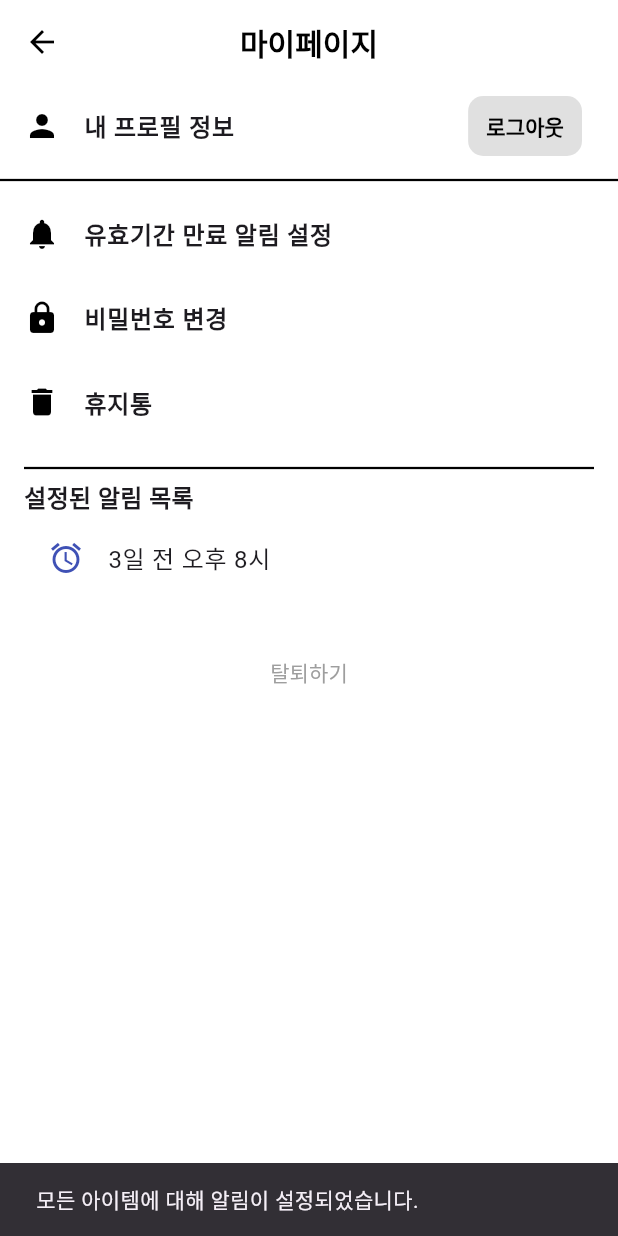
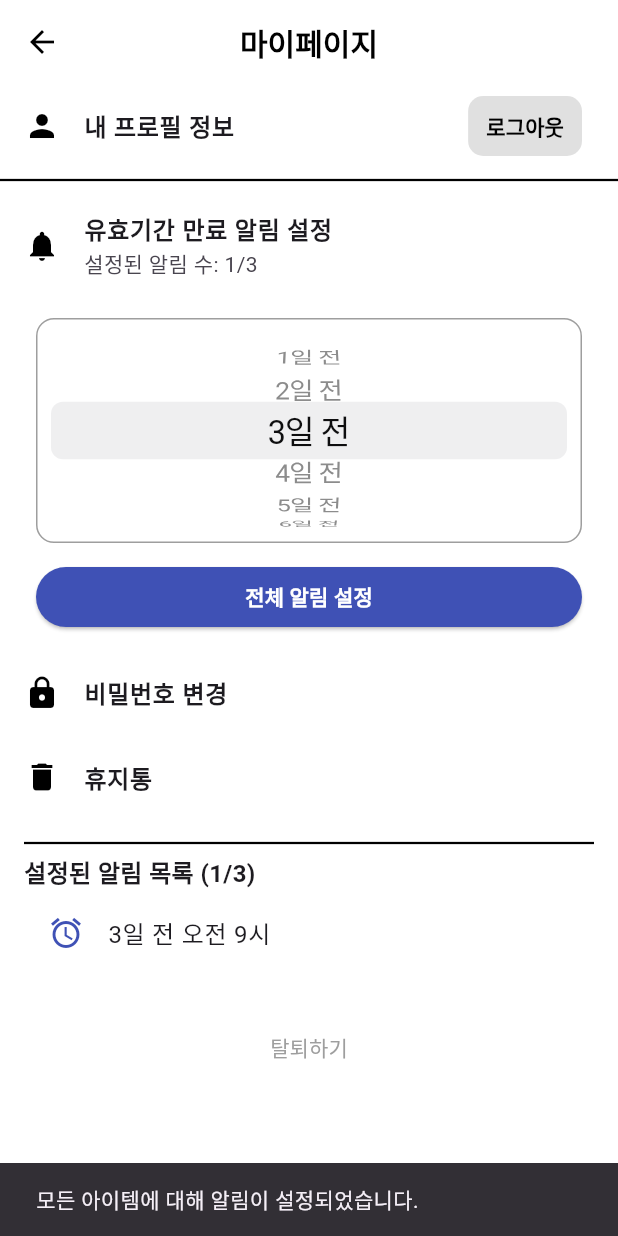
Before and after one commit to dlcodns/scrooge, a Flutter app: the MyPageScreen screen opened directly, after a tap on "유효기간 만료 알림 설정", after a tap on "전체 알림 설정", on a phone screen of 412 x 824 dp. Run offline on Flutter 3.47's test engine with Material 3 defaults, Android fonts, the phone set to English and light mode, and no system bars; our stand-ins replace flutter_local_notifications, fluttertoast, google_fonts, image_picker, permission_handler, timezone; missing offline and left inert: google_mlkit_text_recognition, image_gallery_saver_plus, photo_manager; Roboto replaces fonts that are missing (Jua).

Commit message:
fix : 알림 삭제 후 추가 생성시 오류 수정

```diff
--- a/lib/mypage.dart
+++ b/lib/mypage.dart
@@ -1,9 +1,7 @@
 import 'package:flutter/cupertino.dart';
 import 'package:flutter/material.dart';
 import 'package:google_fonts/google_fonts.dart';
-import 'package:flutter_local_notifications/flutter_local_notifications.dart';
-import 'package:timezone/data/latest.dart' as tz;
-import 'package:timezone/timezone.dart' as tz;
+import 'notification.dart';
 
 import 'profile.dart';
 import 'edit_password.dart';
@@ -16,69 +14,6 @@ class Item {
   Item({required this.name, required this.expiryDate});
 }
 
-final FlutterLocalNotificationsPlugin flutterLocalNotificationsPlugin =
-    FlutterLocalNotificationsPlugin();
-
-Future<void> initializeNotification() async {
-  tz.initializeTimeZones();
-  const AndroidInitializationSettings initializationSettingsAndroid =
-      AndroidInitializationSettings('@mipmap/ic_launcher');
-
-  const InitializationSettings initializationSettings = InitializationSettings(
-    android: initializationSettingsAndroid,
-  );
-
-  await flutterLocalNotificationsPlugin.initialize(initializationSettings);
-}
-
-Future<int> scheduleNotification(String content, DateTime expiryDate, int daysBefore, String period, int hour) async {
-  DateTime targetDate = expiryDate.subtract(Duration(days: daysBefore));
-  int notifyHour = (period == '오전') ? hour : hour + 12;
-
-  DateTime notificationDateTime = DateTime(
-    targetDate.year,
-    targetDate.month,
-    targetDate.day,
-    notifyHour,
-  );
-
-  int id = notificationDateTime.hashCode;
-
-  await flutterLocalNotificationsPlugin.zonedSchedule(
-    id,
-    '유효기간 알림',
-    content,
-    tz.TZDateTime.from(notificationDateTime, tz.local),
-    const NotificationDetails(
-      android: AndroidNotificationDetails('your_channel_id', 'your_channel_name'),
-    ),
-    androidScheduleMode: AndroidScheduleMode.exactAllowWhileIdle, // ✅ 추가된 필수 항목
-    matchDateTimeComponents: DateTimeComponents.dateAndTime,
-  );
-
-
-  return id;
-}
-
-Future<void> scheduleAllExpiryNotifications({
-  required List<Item> items,
-  required int selectedDay,
-  required String selectedPeriod,
-  required int selectedHour,
-  required Function(int) onNotificationScheduled,
-}) async {
-  for (var item in items) {
-    int id = await scheduleNotification(
-      '${item.name}의 유효기간이 임박했습니다!',
-      item.expiryDate,
-      selectedDay,
-      selectedPeriod,
-      selectedHour,
-    );
-    onNotificationScheduled(id);
-  }
-}
-
 class MyPageScreen extends StatefulWidget {
   @override
   _MyPageScreenState createState() => _MyPageScreenState();
@@ -87,12 +22,7 @@ class MyPageScreen extends StatefulWidget {
 class _MyPageScreenState extends State<MyPageScreen> {
   bool showNotificationSetting = false;
   int selectedDay = 3;
-  String selectedPeriod = '오후';
-  int selectedHour = 8;
-
   List<int> days = [1, 2, 3, 4, 5, 6, 7];
-  List<String> periods = ['오전', '오후'];
-  List<int> hours = [1, 2, 3, 4, 5, 6, 7, 8, 9, 10, 11];
   List<String> notificationSummaries = [];
   List<int> notificationIds = [];
 
@@ -100,29 +30,38 @@ class _MyPageScreenState extends State<MyPageScreen> {
     Item(name: '우유', expiryDate: DateTime.now().add(Duration(days: 5))),
     Item(name: '계란', expiryDate: DateTime.now().add(Duration(days: 2))),
     Item(name: '치즈', expiryDate: DateTime.now().add(Duration(days: 7))),
-    Item(name: '기프트콘', expiryDate: DateTime(2025, 5, 25)), // ✅ 기프트콘 추가
+    Item(name: '기프트콘', expiryDate: DateTime(2025, 5, 25)),
   ];
 
   @override
   void initState() {
     super.initState();
     initializeNotification();
+  }
 
-    // ✅ 기프트콘 알림 테스트: 2025년 5월 25일 만료 → 4일 전 오후 8시 알림
-    scheduleNotification(
-      "기프트콘의 유효기간이 곧 만료됩니다!",
-      DateTime(2025, 5, 25),
-      4,
-      '오후',
-      8,
+  Future<void> saveAll() async {
+    // 저장 생략 (초기화 버전)
+  }
+
+  Future<void> scheduleAllExpiryNotifications({
+    required List<Item> items,
+    required int selectedDay,
+    required Function(int) onNotificationScheduled,
+  }) async {
+    for (var item in items) {
+      int id = await scheduleNotification(
+        '${item.name}의 유효기간이 임박했습니다!',
+        item.expiryDate,
+        selectedDay,
       );
+      onNotificationScheduled(id);
+    }
   }
 
   @override
   Widget build(BuildContext context) {
     return Scaffold(
       backgroundColor: Colors.white,
-
       appBar: AppBar(
         backgroundColor: Colors.white,
         elevation: 0,
@@ -137,20 +76,16 @@ class _MyPageScreenState extends State<MyPageScreen> {
           ),
         ),
       ),
-
       body: SingleChildScrollView(
         child: Column(
           crossAxisAlignment: CrossAxisAlignment.start,
           children: [
             ListTile(
               leading: Icon(Icons.person, color: Colors.black),
-              title: Text("내 프로필 정보",
-                  style: TextStyle(fontWeight: FontWeight.bold)),
+              title: Text("내 프로필 정보", style: TextStyle(fontWeight: FontWeight.bold)),
               trailing: TextButton(
                 onPressed: () {},
-                child: Text("로그아웃",
-                    style: TextStyle(
-                        color: Colors.black, fontWeight: FontWeight.bold)),
+                child: Text("로그아웃", style: TextStyle(color: Colors.black, fontWeight: FontWeight.bold)),
                 style: TextButton.styleFrom(
                   backgroundColor: Colors.grey[300],
                   shape: RoundedRectangleBorder(
@@ -168,8 +103,8 @@ class _MyPageScreenState extends State<MyPageScreen> {
             Divider(thickness: 1.5, color: Colors.black),
             ListTile(
               leading: Icon(Icons.notifications, color: Colors.black),
-              title: Text("유효기간 만료 알림 설정",
-                  style: TextStyle(fontWeight: FontWeight.bold)),
+              title: Text("유효기간 만료 알림 설정", style: TextStyle(fontWeight: FontWeight.bold)),
+              subtitle: Text("설정된 알림 수: ${notificationSummaries.length}/3"),
               onTap: () {
                 setState(() {
                   showNotificationSetting = !showNotificationSetting;
@@ -187,10 +122,6 @@ class _MyPageScreenState extends State<MyPageScreen> {
                         border: Border.all(color: Colors.grey),
                         borderRadius: BorderRadius.circular(12),
                       ),
-                      child: Row(
-                        mainAxisAlignment: MainAxisAlignment.spaceAround,
-                        children: [
-                          Expanded(
                       child: CupertinoPicker(
                         scrollController: FixedExtentScrollController(
                           initialItem: days.indexOf(selectedDay),
@@ -210,67 +141,37 @@ class _MyPageScreenState extends State<MyPageScreen> {
                             .toList(),
                       ),
                     ),
-                          Expanded(
-                            child: CupertinoPicker(
-                              scrollController: FixedExtentScrollController(
-                                initialItem: periods.indexOf(selectedPeriod),
-                              ),
-                              itemExtent: 32,
-                              magnification: 1.2,
-                              useMagnifier: true,
-                              onSelectedItemChanged: (index) {
-                                setState(() {
-                                  selectedPeriod = periods[index];
-                                });
-                              },
-                              children: periods
-                                  .map((p) => Center(
-                                        child: Text(p, style: GoogleFonts.jua(fontSize: 18)),
-                                      ))
-                                  .toList(),
-                            ),
-                          ),
-                          Expanded(
-                            child: CupertinoPicker(
-                              scrollController: FixedExtentScrollController(
-                                initialItem: hours.indexOf(selectedHour),
-                              ),
-                              itemExtent: 32,
-                              magnification: 1.2,
-                              useMagnifier: true,
-                              onSelectedItemChanged: (index) {
-                                setState(() {
-                                  selectedHour = hours[index];
-                                });
-                              },
-                              children: hours
-                                  .map((h) => Center(
-                                        child: Text("$h시", style: GoogleFonts.jua(fontSize: 18)),
-                                      ))
-                                  .toList(),
-                            ),
-                          ),
-                        ],
-                      ),
-                    ),
                     SizedBox(height: 12),
                     ElevatedButton(
                       onPressed: () async {
-                        setState(() {
-                          showNotificationSetting = false;
-                          String summary = "$selectedDay일 전 $selectedPeriod $selectedHour시";
-                          notificationSummaries.add(summary);
-                        });
+                        String summary = "$selectedDay일 전 오전 9시";
+
+                        if (notificationSummaries.length >= 3) {
+                          ScaffoldMessenger.of(context).showSnackBar(
+                            SnackBar(content: Text("최대 3개의 알림만 설정할 수 있습니다.")),
+                          );
+                          return;
+                        }
+
+                        if (notificationSummaries.contains(summary)) {
+                          ScaffoldMessenger.of(context).showSnackBar(
+                            SnackBar(content: Text("이미 동일 날짜의 알림이 존재합니다.")),
+                          );
+                          return;
+                        }
 
                         await scheduleAllExpiryNotifications(
                           items: items,
                           selectedDay: selectedDay,
-                          selectedPeriod: selectedPeriod,
-                          selectedHour: selectedHour,
                           onNotificationScheduled: (id) {
                             notificationIds.add(id);
                           },
                         );
+
+                        setState(() {
+                          notificationSummaries.add(summary);
+                        });
+                        await saveAll();
 
                         ScaffoldMessenger.of(context).showSnackBar(
                           SnackBar(content: Text("모든 아이템에 대해 알림이 설정되었습니다.")),
@@ -312,7 +213,7 @@ class _MyPageScreenState extends State<MyPageScreen> {
                   crossAxisAlignment: CrossAxisAlignment.start,
                   children: [
                     Divider(thickness: 1.5, color: Colors.black),
-                    Text("설정된 알림 목록", style: TextStyle(fontWeight: FontWeight.bold, fontSize: 16)),
+                    Text("설정된 알림 목록 (${notificationSummaries.length}/3)", style: TextStyle(fontWeight: FontWeight.bold, fontSize: 16)),
                     ListView.builder(
                       shrinkWrap: true,
                       physics: NeverScrollableScrollPhysics(),
@@ -329,11 +230,12 @@ class _MyPageScreenState extends State<MyPageScreen> {
                             child: Icon(Icons.delete, color: Colors.white),
                           ),
                           onDismissed: (direction) async {
-                            await flutterLocalNotificationsPlugin.cancel(notificationIds[index]);
+                            await cancelNotification(notificationIds[index]);
                             setState(() {
                               notificationSummaries.removeAt(index);
                               notificationIds.removeAt(index);
                             });
+                            await saveAll();
                             ScaffoldMessenger.of(context).showSnackBar(
                               SnackBar(content: Text("알림이 삭제되었습니다.")),
                             );
--- a/lib/notification.dart
+++ b/lib/notification.dart
@@ -2,59 +2,76 @@ import 'package:flutter_local_notifications/flutter_local_notifications.dart';
 import 'package:timezone/data/latest.dart' as tz;
 import 'package:timezone/timezone.dart' as tz;
 
-class FlutterLocalNotification {
-  FlutterLocalNotification._();
+final FlutterLocalNotificationsPlugin flutterLocalNotificationsPlugin =
+    FlutterLocalNotificationsPlugin();
 
-  static final FlutterLocalNotificationsPlugin flutterLocalNotificationsPlugin =
-      FlutterLocalNotificationsPlugin();
+Future<void> initializeNotification() async {
+  tz.initializeTimeZones();
+  tz.setLocalLocation(tz.getLocation('Asia/Seoul'));
 
-  static Future<void> init() async {
-    tz.initializeTimeZones();
+  const AndroidInitializationSettings initializationSettingsAndroid =
+      AndroidInitializationSettings('@mipmap/ic_launcher');
 
-    const androidSettings = AndroidInitializationSettings('mipmap/ic_launcher');
+  const InitializationSettings initializationSettings = InitializationSettings(
+    android: initializationSettingsAndroid,
+  );
 
-    const iosSettings = DarwinInitializationSettings(
-      requestAlertPermission: true,
-      requestBadgePermission: true,
-      requestSoundPermission: true,
-    );
+  await flutterLocalNotificationsPlugin.initialize(initializationSettings);
+}
 
-    const settings = InitializationSettings(
-      android: androidSettings,
-      iOS: iosSettings,
-    );
+Future<int> scheduleNotification(
+    String content, DateTime expiryDate, int daysBefore) async {
+  final DateTime targetDate = expiryDate.subtract(Duration(days: daysBefore));
+  final DateTime notificationDateTime = DateTime(
+    targetDate.year,
+    targetDate.month,
+    targetDate.day,
+    9, // 오전 9시
+  );
 
-    await flutterLocalNotificationsPlugin.initialize(settings);
-
-    // Android 13+ 권한 요청
-    final androidPlugin = flutterLocalNotificationsPlugin
-        .resolvePlatformSpecificImplementation<AndroidFlutterLocalNotificationsPlugin>();
-    await androidPlugin?.requestPermission();
+  // 과거 시간은 예약하지 않음
+  if (notificationDateTime.isBefore(DateTime.now())) {
+    print("⛔ 알림 시간이 과거입니다: $notificationDateTime");
+    return -1;
   }
 
-  static Future<void> scheduleNotification(DateTime dateTime) async {
-    const androidDetails = AndroidNotificationDetails(
-      'scheduled_channel_id',
-      'Scheduled Notifications',
-      channelDescription: 'Channel for scheduled notifications',
+  final int id =
+      '${content}_${notificationDateTime.toIso8601String()}'.hashCode;
+
+  await flutterLocalNotificationsPlugin.zonedSchedule(
+  id,
+  '유효기간 알림',
+  content,
+  tz.TZDateTime.from(notificationDateTime, tz.local),
+  const NotificationDetails(
+    android: AndroidNotificationDetails(
+      'expiry_channel',
+      'Expiry Alerts',
+      channelDescription: '유효기간 알림을 위한 채널',
       importance: Importance.max,
       priority: Priority.high,
-    );
+    ),
+  ),
+  androidScheduleMode: AndroidScheduleMode.inexact, // ← 여기 수정
+  matchDateTimeComponents: DateTimeComponents.dateAndTime,
+);
 
-    const notificationDetails = NotificationDetails(
-      android: androidDetails,
-      iOS: DarwinNotificationDetails(),
-    );
 
-    await flutterLocalNotificationsPlugin.zonedSchedule(
-      0,
-      '유효기간 알림',
-      '설정한 시간이 되었습니다.',
-      tz.TZDateTime.from(dateTime, tz.local),
-      notificationDetails,
-      androidAllowWhileIdle: true,
-      uiLocalNotificationDateInterpretation:
-          UILocalNotificationDateInterpretation.absoluteTime,
-    );
-  }
+  return id;
 }
+
+Future<void> cancelNotification(int id) async {
+  await flutterLocalNotificationsPlugin.cancel(id);
+}
+
+Future<List<String>> loadSavedSummaries() async {
+  return [];
+}
+
+Future<List<int>> loadSavedNotificationIds() async {
+  return [];
+}
+
+Future<void> saveNotifications(List<String> summaries, List<int> ids) async {
+  // 초기화 버전에서는 저장 생략
+}
```
Also changed, not shown: 1 other file. Lines whose indentation alone changed are shown as unchanged.
